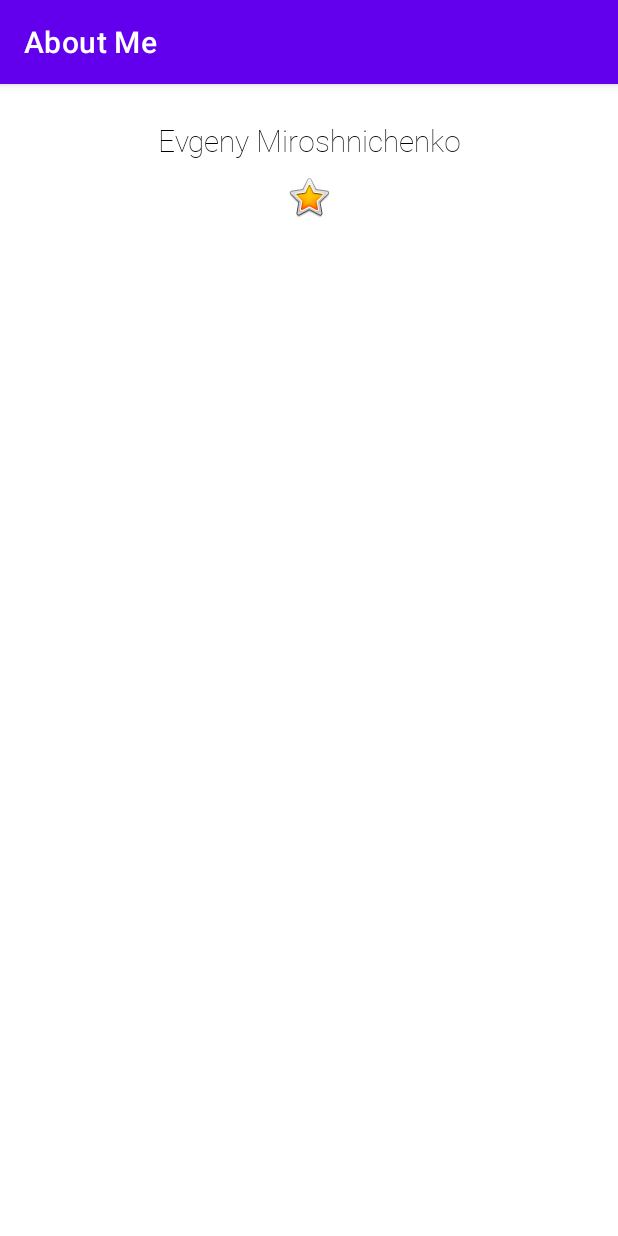
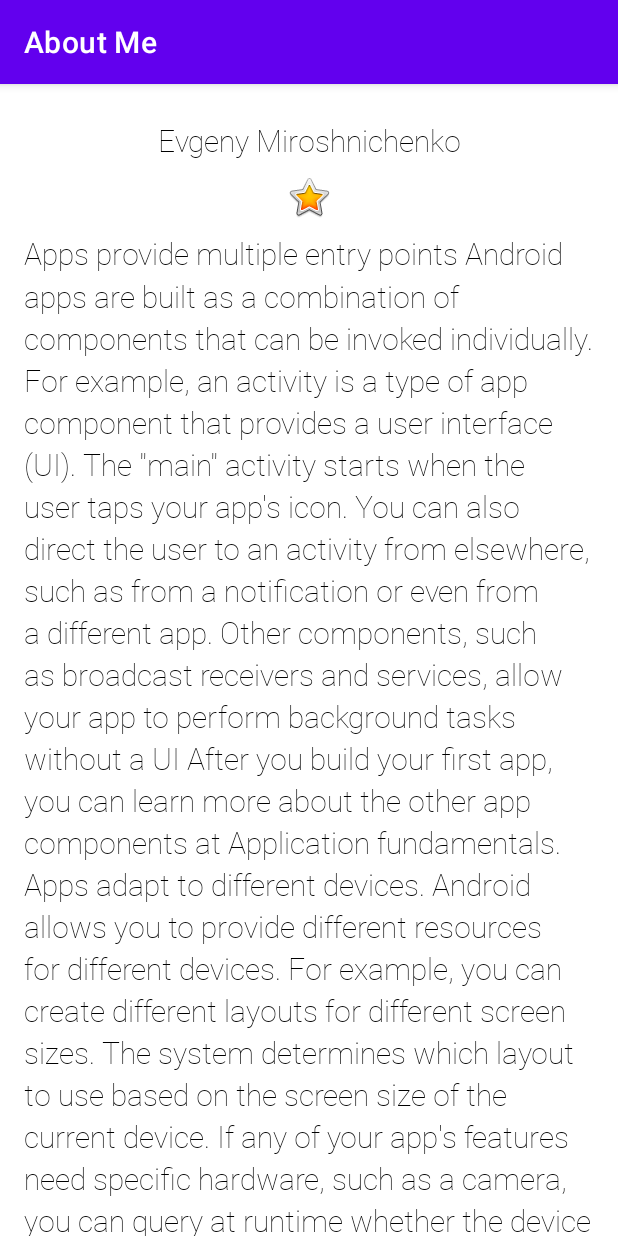
Before and after one commit to dev-center-git-preview/AboutMe, an Android app: the screen it shows after launch (MainActivity), on a phone screen of 412 x 824 dp. Run offline under Robolectric (Android 15) with nearby library versions, the phone set to English and light mode, and no system bars.

Commit message:
Added text view - "BIO"

```diff
--- a/app/src/main/res/layout/activity_main.xml
+++ b/app/src/main/res/layout/activity_main.xml
@@ -1,18 +1,21 @@
 <?xml version="1.0" encoding="utf-8"?>
 <LinearLayout xmlns:android="http://schemas.android.com/apk/res/android"
     xmlns:app="http://schemas.android.com/apk/res-auto"
+    xmlns:tools="http://schemas.android.com/tools"
     android:layout_width="match_parent"
     android:layout_height="match_parent"
     android:layout_marginTop="@dimen/layout_margin"
-    android:orientation="vertical">
+    android:orientation="vertical"
+    android:paddingStart="@dimen/layout_padding"
+    android:paddingEnd="@dimen/layout_padding">
 
     <TextView
         android:id="@+id/name_text"
+        style="@style/NameStyle"
         android:layout_width="match_parent"
         android:layout_height="wrap_content"
         android:text="@string/name"
-        android:textAlignment="center"
-        style="@style/NameStyle" />
+        android:textAlignment="center" />
 
     <ImageView
         android:id="@+id/star_image"
@@ -27,6 +30,13 @@
         android:layout_width="match_parent"
         android:layout_height="match_parent">
 
+        <TextView
+            android:id="@+id/bio_text"
+            style="@style/NameStyle"
+            android:layout_width="match_parent"
+            android:layout_height="wrap_content"
+            android:lineSpacingMultiplier="1.2"
+            android:text="@string/bio" />
     </ScrollView>
 
 </LinearLayout>
--- a/app/src/main/res/values/dimens.xml
+++ b/app/src/main/res/values/dimens.xml
@@ -3,4 +3,5 @@
     <dimen name="text_size">20sp</dimen>
     <dimen name="small_padding">8dp</dimen>
     <dimen name="layout_margin">16dp</dimen>
+    <dimen name="layout_padding">16dp</dimen>
 </resources>
--- a/app/src/main/res/values/strings.xml
+++ b/app/src/main/res/values/strings.xml
@@ -2,4 +2,5 @@
     <string name="app_name">About Me</string>
     <string name="name">Evgeny Miroshnichenko</string>
     <string name="yellow_star">Yellow Star</string>
+    <string name="bio"> Apps provide multiple entry points Android apps are built as a combination of components that can be invoked individually. For example, an activity is a type of app component that provides a user interface (UI). The \"main\" activity starts when the user taps your app\'s icon. You can also direct the user to an activity from elsewhere, such as from a notification or even from a different app. Other components, such as broadcast receivers and services, allow your app to perform background tasks without a UI After you build your first app, you can learn more about the other app components at Application fundamentals. Apps adapt to different devices. Android allows you to provide different resources for different devices. For example, you can create different layouts for different screen sizes. The system determines which layout to use based on the screen size of the current device. If any of your app\'s features need specific hardware, such as a camera, you can query at runtime whether the device has that hardware or not, and then disable the corresponding features if it doesn\'t. You can specify that your app requires certain hardware so that Google Play won\'t allow the app to be installed on devices without them. After you build your first app, learn more about device configurations at Device compatibility overview. </string>
 </resources>
```
